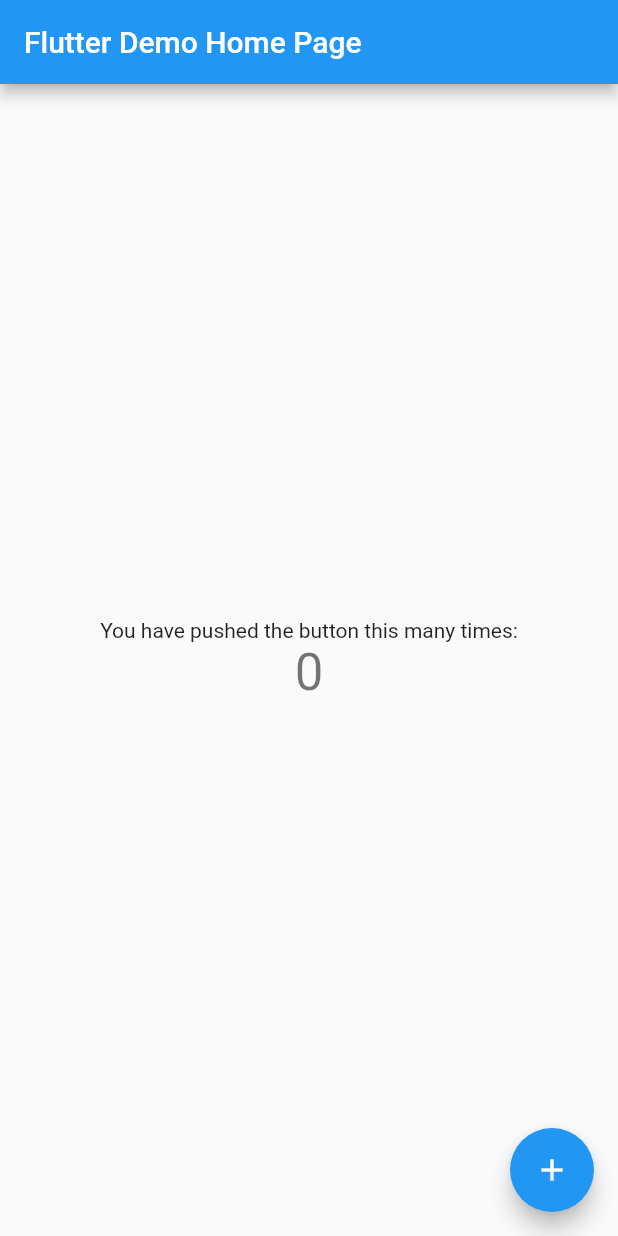
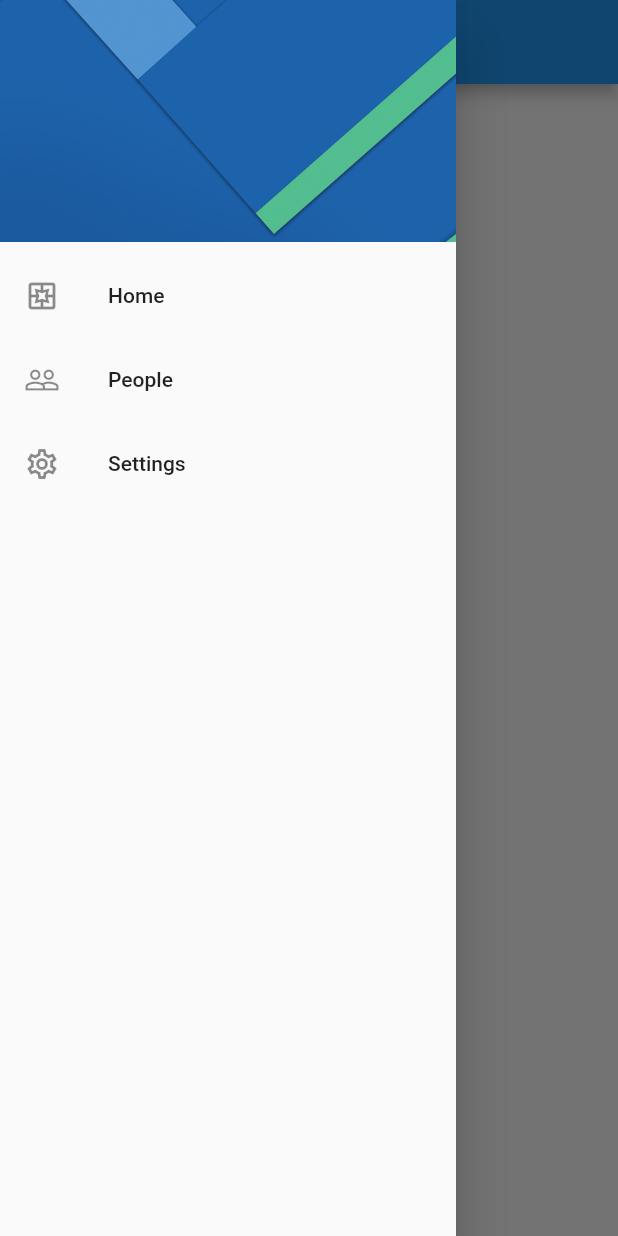
Before and after one commit to josuemedinaguerrero/flutter-preferences-app, a Flutter app: the screen it shows after launch, with the side drawer open (before the commit the screen has no drawer), on a phone screen of 412 x 824 dp. Run offline on Flutter 3.47's test engine with Material 2 defaults, Android fonts, the phone set to English and light mode, and no system bars.

Commit message:
navegando entre pantallas

```diff
--- a/lib/main.dart
+++ b/lib/main.dart
@@ -1,115 +1,21 @@
 import 'package:flutter/material.dart';
+import 'package:preferences_app/screens/screens.dart' as screens;
 
-void main() {
-  runApp(const MyApp());
-}
+void main() => runApp(const MyApp());
 
 class MyApp extends StatelessWidget {
   const MyApp({super.key});
 
-  // This widget is the root of your application.
   @override
   Widget build(BuildContext context) {
     return MaterialApp(
-      title: 'Flutter Demo',
-      theme: ThemeData(
-        // This is the theme of your application.
-        //
-        // Try running your application with "flutter run". You'll see the
-        // application has a blue toolbar. Then, without quitting the app, try
-        // changing the primarySwatch below to Colors.green and then invoke
-        // "hot reload" (press "r" in the console where you ran "flutter run",
-        // or simply save your changes to "hot reload" in a Flutter IDE).
-        // Notice that the counter didn't reset back to zero; the application
-        // is not restarted.
-        primarySwatch: Colors.blue,
-      ),
-      home: const MyHomePage(title: 'Flutter Demo Home Page'),
+      debugShowCheckedModeBanner: false,
+      title: 'Material App',
+      initialRoute: screens.HomeScreen.routerName,
+      routes: {
+        screens.HomeScreen.routerName: (_) => const screens.HomeScreen(),
+        screens.SettingsScreen.routerName: (_) => const screens.SettingsScreen(),
+      },
     );
   }
 }
-
-class MyHomePage extends StatefulWidget {
-  const MyHomePage({super.key, required this.title});
-
-  // This widget is the home page of your application. It is stateful, meaning
-  // that it has a State object (defined below) that contains fields that affect
-  // how it looks.
-
-  // This class is the configuration for the state. It holds the values (in this
-  // case the title) provided by the parent (in this case the App widget) and
-  // used by the build method of the State. Fields in a Widget subclass are
-  // always marked "final".
-
-  final String title;
-
-  @override
-  State<MyHomePage> createState() => _MyHomePageState();
-}
-
-class _MyHomePageState extends State<MyHomePage> {
-  int _counter = 0;
-
-  void _incrementCounter() {
-    setState(() {
-      // This call to setState tells the Flutter framework that something has
-      // changed in this State, which causes it to rerun the build method below
-      // so that the display can reflect the updated values. If we changed
-      // _counter without calling setState(), then the build method would not be
-      // called again, and so nothing would appear to happen.
-      _counter++;
-    });
-  }
-
-  @override
-  Widget build(BuildContext context) {
-    // This method is rerun every time setState is called, for instance as done
-    // by the _incrementCounter method above.
-    //
-    // The Flutter framework has been optimized to make rerunning build methods
-    // fast, so that you can just rebuild anything that needs updating rather
-    // than having to individually change instances of widgets.
-    return Scaffold(
-      appBar: AppBar(
-        // Here we take the value from the MyHomePage object that was created by
-        // the App.build method, and use it to set our appbar title.
-        title: Text(widget.title),
-      ),
-      body: Center(
-        // Center is a layout widget. It takes a single child and positions it
-        // in the middle of the parent.
-        child: Column(
-          // Column is also a layout widget. It takes a list of children and
-          // arranges them vertically. By default, it sizes itself to fit its
-          // children horizontally, and tries to be as tall as its parent.
-          //
-          // Invoke "debug painting" (press "p" in the console, choose the
-          // "Toggle Debug Paint" action from the Flutter Inspector in Android
-          // Studio, or the "Toggle Debug Paint" command in Visual Studio Code)
-          // to see the wireframe for each widget.
-          //
-          // Column has various properties to control how it sizes itself and
-          // how it positions its children. Here we use mainAxisAlignment to
-          // center the children vertically; the main axis here is the vertical
-          // axis because Columns are vertical (the cross axis would be
-          // horizontal).
-          mainAxisAlignment: MainAxisAlignment.center,
-          children: <Widget>[
-            const Text(
-              'You have pushed the button this many times:',
-            ),
-            Text(
-              '$_counter',
-              style: Theme.of(context).textTheme.headlineMedium,
-            ),
-          ],
-        ),
-      ),
-      floatingActionButton: FloatingActionButton(
-        onPressed: _incrementCounter,
-        tooltip: 'Increment',
-        child: const Icon(Icons.add),
-      ), // This trailing comma makes auto-formatting nicer for build methods.
-    );
-  }
-}
--- /dev/null
+++ b/lib/screens/home_screen.dart
@@ -0,0 +1,19 @@
+import 'package:flutter/material.dart';
+import 'package:preferences_app/widgets/widgets.dart';
+
+class HomeScreen extends StatelessWidget {
+  const HomeScreen({super.key});
+
+  static const String routerName = 'Home';
+
+  @override
+  Widget build(BuildContext context) {
+    return Scaffold(
+      appBar: AppBar(title: const Text('Home')),
+      drawer: SideMenu(),
+      body: const Center(
+        child: Text('HomeScreen'),
+      ),
+    );
+  }
+}
--- /dev/null
+++ b/lib/screens/screens.dart
@@ -0,0 +1,2 @@
+export 'package:preferences_app/screens/home_screen.dart';
+export 'package:preferences_app/screens/settings_screen.dart';
--- /dev/null
+++ b/lib/screens/settings_screen.dart
@@ -0,0 +1,17 @@
+import 'package:flutter/material.dart';
+
+class SettingsScreen extends StatelessWidget {
+  const SettingsScreen({super.key});
+
+  static const String routerName = 'Settings';
+
+  @override
+  Widget build(BuildContext context) {
+    return Scaffold(
+      appBar: AppBar(title: const Text('Settings')),
+      body: const Center(
+        child: Text('SettingsScreen'),
+      ),
+    );
+  }
+}
--- /dev/null
+++ b/lib/widgets/side_menu.dart
@@ -0,0 +1,50 @@
+import 'package:flutter/material.dart';
+import 'package:preferences_app/screens/screens.dart';
+
+class SideMenu extends StatelessWidget {
+  const SideMenu({super.key});
+
+  @override
+  Widget build(BuildContext context) {
+    return Drawer(
+      child: ListView(
+        padding: EdgeInsets.zero,
+        children: [
+          const _DrawerHeader(),
+          ListTile(
+            leading: const Icon(Icons.pages_outlined),
+            title: const Text('Home'),
+            onTap: () => Navigator.pushReplacementNamed(context, HomeScreen.routerName),
+          ),
+          ListTile(
+            leading: const Icon(Icons.people_outline),
+            title: const Text('People'),
+            onTap: () {},
+          ),
+          ListTile(
+            leading: const Icon(Icons.settings_outlined),
+            title: const Text('Settings'),
+            onTap: () => Navigator.pushReplacementNamed(context, SettingsScreen.routerName),
+          ),
+        ],
+      ),
+    );
+  }
+}
+
+class _DrawerHeader extends StatelessWidget {
+  const _DrawerHeader({super.key});
+
+  @override
+  Widget build(BuildContext context) {
+    return DrawerHeader(
+      child: Container(),
+      decoration: const BoxDecoration(
+        image: DecorationImage(
+          image: AssetImage('assets/menu-img.jpg'),
+          fit: BoxFit.cover,
+        ),
+      ),
+    );
+  }
+}
--- /dev/null
+++ b/lib/widgets/widgets.dart
@@ -0,0 +1 @@
+export 'package:preferences_app/widgets/side_menu.dart';
```
Also changed, not shown: pubspec.yaml (+46 -48 lines), assets/menu-img.jpg (added).
